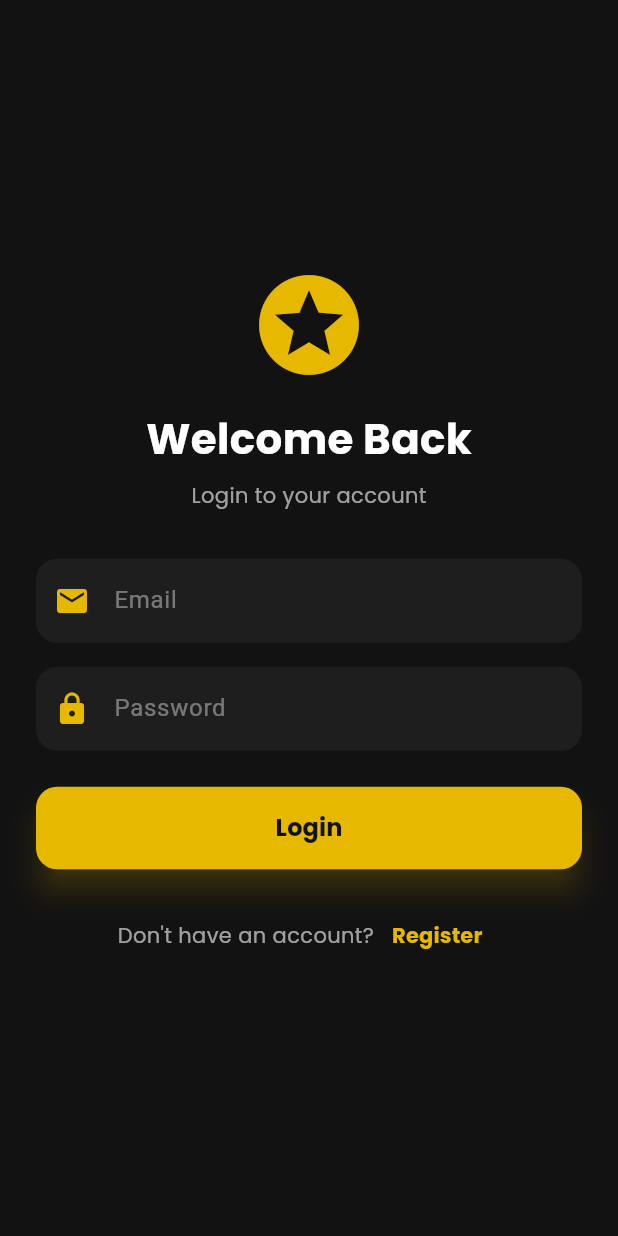
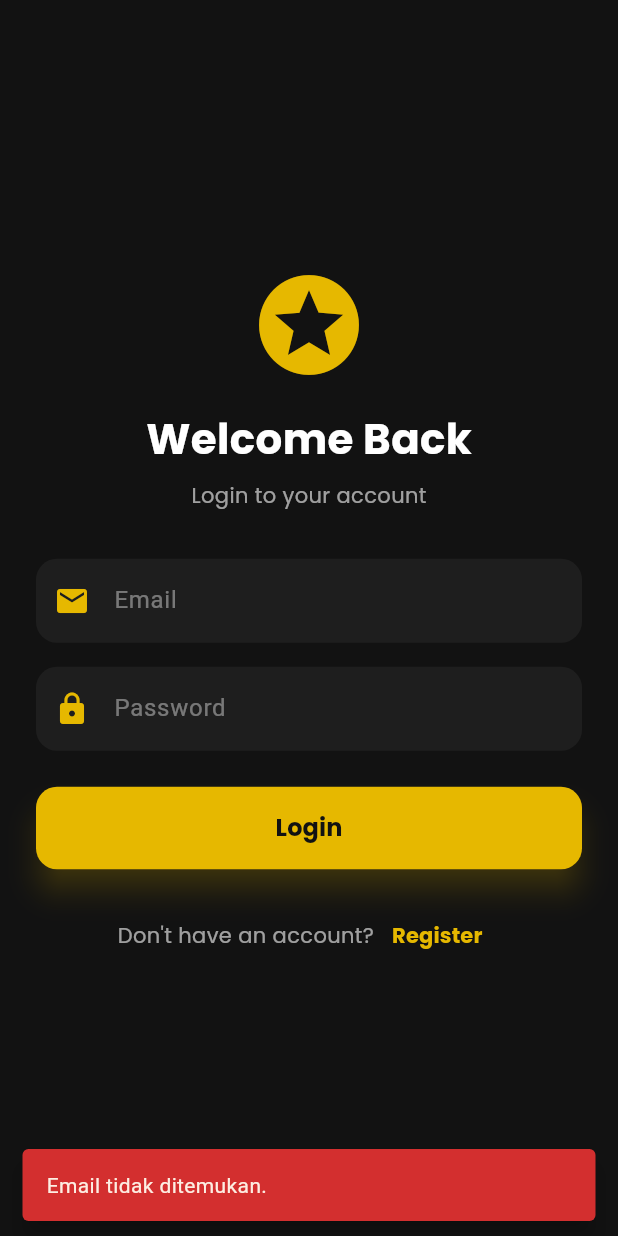
Before and after one commit to aryaravapradana/mobproguts, a Flutter app: the screen it shows after launch, after a tap on "Login", on a phone screen of 412 x 824 dp. Run offline on Flutter 3.47's test engine with Material 3 defaults, Android fonts, the phone set to English and light mode, and no system bars; our stand-ins replace google_fonts.

Commit message:
add dummy account buat login

```diff
--- a/lib/auth/login_page.dart
+++ b/lib/auth/login_page.dart
@@ -2,9 +2,60 @@ import 'package:flutter/material.dart';
 import 'package:google_fonts/google_fonts.dart';
 import 'register_page.dart';
 import '../colors.dart';
+import '../screens/home_page.dart';
 
-class LoginPage extends StatelessWidget {
+class LoginPage extends StatefulWidget {
   const LoginPage({super.key});
+
+  @override
+  State<LoginPage> createState() => _LoginPageState();
+}
+
+class _LoginPageState extends State<LoginPage> {
+  final TextEditingController emailController = TextEditingController();
+  final TextEditingController passwordController = TextEditingController();
+
+  // ✅ Dummy users (bisa tambah banyak)
+  final Map<String, String> dummyUsers = {
+    "user@example.com": "123456",
+    "arya@mail.com": "password123",
+  };
+
+  @override
+  void dispose() {
+    emailController.dispose();
+    passwordController.dispose();
+    super.dispose();
+  }
+
+  void _handleLogin() {
+    final email = emailController.text.trim();
+    final password = passwordController.text.trim();
+
+    if (dummyUsers.containsKey(email)) {
+      if (dummyUsers[email] == password) {
+        // ✅ Login berhasil
+        Navigator.pushReplacement(
+          context,
+          MaterialPageRoute(builder: (_) => const HomePage()),
+        );
+      } else {
+        _showError("Password salah. Coba lagi.");
+      }
+    } else {
+      _showError("Email tidak ditemukan.");
+    }
+  }
+
+  void _showError(String message) {
+    ScaffoldMessenger.of(context).showSnackBar(
+      SnackBar(
+        content: Text(message),
+        backgroundColor: Colors.red[700],
+        behavior: SnackBarBehavior.floating,
+      ),
+    );
+  }
 
   @override
   Widget build(BuildContext context) {
@@ -38,9 +89,10 @@ class LoginPage extends StatelessWidget {
                 ),
                 const SizedBox(height: 32),
 
-                _buildTextField(Icons.email, "Email"),
+                _buildTextField(Icons.email, "Email", controller: emailController),
                 const SizedBox(height: 16),
-                _buildTextField(Icons.lock, "Password", isPassword: true),
+                _buildTextField(Icons.lock, "Password",
+                    controller: passwordController, isPassword: true),
 
                 const SizedBox(height: 24),
 
@@ -55,9 +107,7 @@ class LoginPage extends StatelessWidget {
                     elevation: 8,
                     shadowColor: AppColors.gold.withOpacity(0.5),
                   ),
-                  onPressed: () {
-                    // TODO: Navigate to dashboard
-                  },
+                  onPressed: _handleLogin,
                   child: Text(
                     "Login",
                     style: GoogleFonts.poppins(
@@ -107,9 +157,14 @@ class LoginPage extends StatelessWidget {
     );
   }
 
-  Widget _buildTextField(IconData icon, String hint,
-      {bool isPassword = false}) {
+  Widget _buildTextField(
+    IconData icon,
+    String hint, {
+    bool isPassword = false,
+    required TextEditingController controller,
+  }) {
     return TextField(
+      controller: controller,
       obscureText: isPassword,
       style: const TextStyle(color: AppColors.white),
       decoration: InputDecoration(
```
